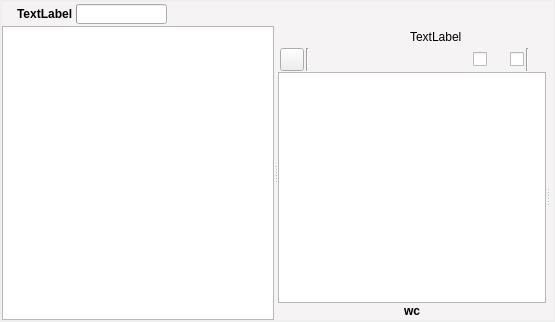
Old version of the form ui/manuscript_view.ui in the repository zkovari/plotlyst.
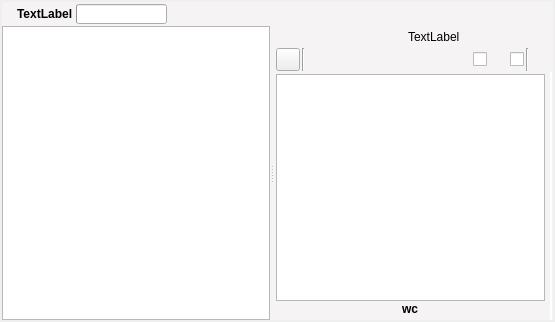
New version of the form. Custom widgets are drawn as their Qt base class.

Patch:
```diff
--- a/ui/manuscript_view.ui
+++ b/ui/manuscript_view.ui
@@ -13,6 +13,11 @@
   <property name="windowTitle">
    <string>Form</string>
   </property>
+  <property name="styleSheet">
+   <string notr="true">#wdgSideAnalysis {
+	background-color: white;
+}</string>
+  </property>
   <layout class="QVBoxLayout" name="verticalLayout_2">
    <property name="spacing">
     <number>0</number>
@@ -391,13 +396,11 @@
          </widget>
         </item>
         <item>
-         <widget class="QSplitter" name="splitter_2">
-          <property name="orientation">
-           <enum>Qt::Horizontal</enum>
+         <layout class="QHBoxLayout" name="horizontalLayout_2">
+          <property name="spacing">
+           <number>3</number>
           </property>
-          <property name="childrenCollapsible">
-           <bool>false</bool>
-          </property>
+          <item>
           <widget class="QWidget" name="widget_3" native="true">
            <property name="sizePolicy">
             <sizepolicy hsizetype="Preferred" vsizetype="Expanding">
@@ -409,6 +412,18 @@
             <property name="spacing">
              <number>0</number>
             </property>
+             <property name="leftMargin">
+              <number>2</number>
+             </property>
+             <property name="topMargin">
+              <number>2</number>
+             </property>
+             <property name="rightMargin">
+              <number>2</number>
+             </property>
+             <property name="bottomMargin">
+              <number>2</number>
+             </property>
             <item>
              <widget class="QWidget" name="wdgTopAnalysis" native="true"/>
             </item>
@@ -467,6 +482,8 @@
             </item>
            </layout>
           </widget>
+          </item>
+          <item>
           <widget class="QWidget" name="wdgSideAnalysis" native="true">
            <property name="sizePolicy">
             <sizepolicy hsizetype="Maximum" vsizetype="Preferred">
@@ -502,7 +519,8 @@
             </item>
            </layout>
           </widget>
-         </widget>
+          </item>
+         </layout>
         </item>
        </layout>
       </widget>
```
Left out of the diff: 30 changed lines with no effect on the pictures. Lines whose indentation alone changed are shown as unchanged.
